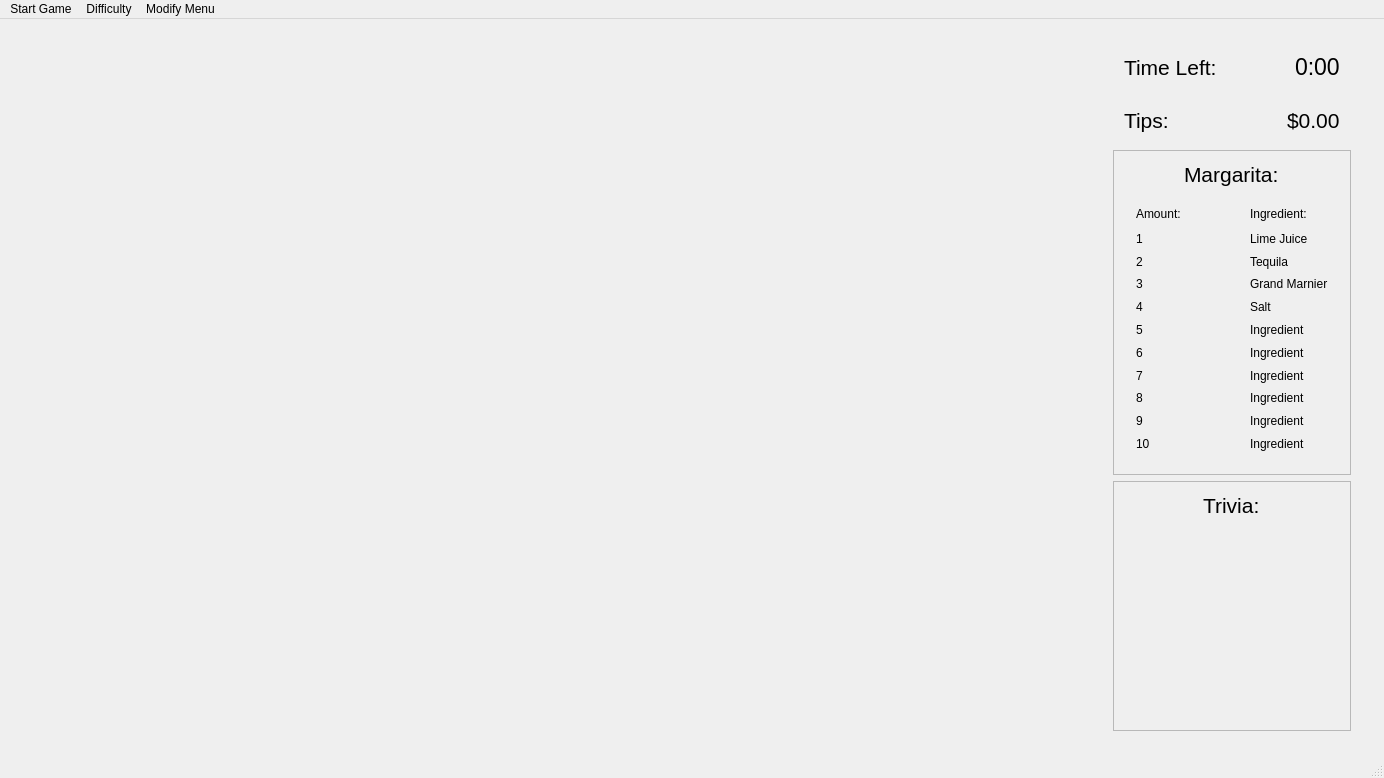
The window that mainwindow.ui (wintersca/bartender) describes before a commit, drawn with Qt 5.
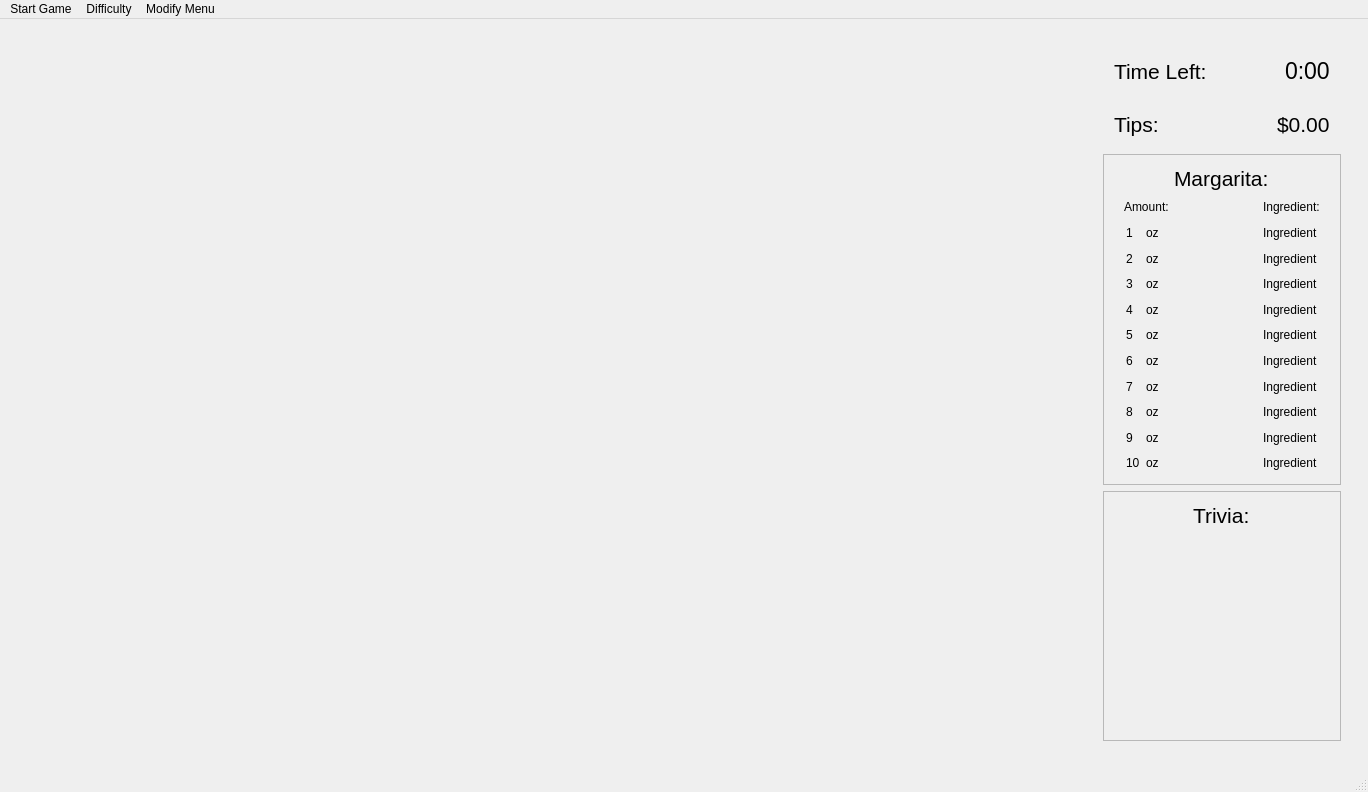
The same window after the commit.

Commit message: The ingredients of a drink are displayed including the amount, units, and name.

Patch:
```diff
--- a/mainwindow.ui
+++ b/mainwindow.ui
@@ -6,8 +6,8 @@
    <rect>
     <x>0</x>
     <y>0</y>
-    <width>1384</width>
-    <height>778</height>
+    <width>1368</width>
+    <height>792</height>
    </rect>
   </property>
   <property name="sizePolicy">
@@ -216,8 +216,89 @@
             </property>
            </widget>
           </item>
+          <item>
+           <widget class="QFrame" name="frame_4">
+            <property name="sizePolicy">
+             <sizepolicy hsizetype="Preferred" vsizetype="Fixed">
+              <horstretch>0</horstretch>
+              <verstretch>0</verstretch>
+             </sizepolicy>
+            </property>
+            <property name="minimumSize">
+             <size>
+              <width>0</width>
+              <height>20</height>
+             </size>
+            </property>
+            <property name="maximumSize">
+             <size>
+              <width>16777215</width>
+              <height>20</height>
+             </size>
+            </property>
+            <property name="frameShape">
+             <enum>QFrame::NoFrame</enum>
+            </property>
+            <property name="frameShadow">
+             <enum>QFrame::Raised</enum>
+            </property>
+            <layout class="QHBoxLayout" name="horizontalLayout_4">
+             <property name="leftMargin">
+              <number>9</number>
+             </property>
+             <property name="topMargin">
+              <number>0</number>
+             </property>
+             <property name="rightMargin">
+              <number>9</number>
+             </property>
+             <property name="bottomMargin">
+              <number>0</number>
+             </property>
+             <item>
+              <widget class="QLabel" name="recipeSections_2">
+               <property name="text">
+                <string>Amount:</string>
+               </property>
+              </widget>
+             </item>
+             <item>
+              <spacer name="horizontalSpacer_3">
+               <property name="orientation">
+                <enum>Qt::Horizontal</enum>
+               </property>
+               <property name="sizeHint" stdset="0">
+                <size>
+                 <width>40</width>
+                 <height>20</height>
+                </size>
+               </property>
+              </spacer>
+             </item>
+             <item>
+              <widget class="QLabel" name="recipeSections">
+               <property name="text">
+                <string>Ingredient:</string>
+               </property>
+              </widget>
+             </item>
+            </layout>
+           </widget>
+          </item>
           <item>
            <widget class="QFrame" name="frame_2">
+            <property name="sizePolicy">
+             <sizepolicy hsizetype="Preferred" vsizetype="Fixed">
+              <horstretch>0</horstretch>
+              <verstretch>0</verstretch>
+             </sizepolicy>
+            </property>
+            <property name="minimumSize">
+             <size>
+              <width>0</width>
+              <height>250</height>
+             </size>
+            </property>
             <property name="frameShape">
              <enum>QFrame::NoFrame</enum>
             </property>
@@ -225,173 +306,235 @@
              <enum>QFrame::Raised</enum>
             </property>
             <layout class="QGridLayout" name="gridLayout_2">
-             <item row="5" column="0">
+             <property name="topMargin">
+              <number>0</number>
+             </property>
+             <property name="bottomMargin">
+              <number>0</number>
+             </property>
+             <item row="1" column="3">
+              <widget class="QLabel" name="ingredientName1">
+               <property name="text">
+                <string>Ingredient</string>
+               </property>
+              </widget>
+             </item>
+             <item row="4" column="3">
+              <widget class="QLabel" name="ingredientName4">
+               <property name="text">
+                <string>Ingredient</string>
+               </property>
+              </widget>
+             </item>
+             <item row="4" column="0">
               <widget class="QLabel" name="ingredientAmount4">
                <property name="text">
                 <string>4</string>
                </property>
               </widget>
              </item>
-             <item row="8" column="0">
-              <widget class="QLabel" name="ingredientAmount7">
+             <item row="6" column="3">
+              <widget class="QLabel" name="ingredientName6">
                <property name="text">
-                <string>7</string>
+                <string>Ingredient</string>
                </property>
               </widget>
              </item>
-             <item row="1" column="1">
-              <spacer name="horizontalSpacer_3">
-               <property name="orientation">
-                <enum>Qt::Horizontal</enum>
-               </property>
-               <property name="sizeHint" stdset="0">
-                <size>
-                 <width>40</width>
-                 <height>20</height>
-                </size>
-               </property>
-              </spacer>
-             </item>
-             <item row="3" column="0">
-              <widget class="QLabel" name="ingredientAmount2">
+             <item row="10" column="0">
+              <widget class="QLabel" name="ingredientAmount10">
                <property name="text">
-                <string>2</string>
+                <string>10</string>
                </property>
               </widget>
              </item>
-             <item row="7" column="0">
+             <item row="6" column="0">
               <widget class="QLabel" name="ingredientAmount6">
                <property name="text">
                 <string>6</string>
                </property>
               </widget>
              </item>
-             <item row="2" column="2">
-              <widget class="QLabel" name="ingredientName1">
+             <item row="10" column="3">
+              <widget class="QLabel" name="ingredientName10">
                <property name="text">
-                <string>Lime Juice</string>
+                <string>Ingredient</string>
                </property>
               </widget>
              </item>
-             <item row="9" column="0">
-              <widget class="QLabel" name="ingredientAmount8">
+             <item row="5" column="0">
+              <widget class="QLabel" name="ingredientAmount5">
                <property name="text">
-                <string>8</string>
+                <string>5</string>
                </property>
               </widget>
              </item>
              <item row="2" column="0">
+              <widget class="QLabel" name="ingredientAmount2">
+               <property name="text">
+                <string>2</string>
+               </property>
+              </widget>
+             </item>
+             <item row="5" column="3">
+              <widget class="QLabel" name="ingredientName5">
+               <property name="text">
+                <string>Ingredient</string>
+               </property>
+              </widget>
+             </item>
+             <item row="1" column="0">
               <widget class="QLabel" name="ingredientAmount1">
                <property name="text">
                 <string>1</string>
                </property>
               </widget>
              </item>
-             <item row="1" column="0">
-              <widget class="QLabel" name="recipeSections_2">
+             <item row="2" column="3">
+              <widget class="QLabel" name="ingredientName2">
                <property name="text">
-                <string>Amount:</string>
+                <string>Ingredient</string>
                </property>
               </widget>
              </item>
-             <item row="1" column="2">
-              <widget class="QLabel" name="recipeSections">
-               <property name="text">
-                <string>Ingredient:</string>
-               </property>
-              </widget>
-             </item>
-             <item row="6" column="0">
-              <widget class="QLabel" name="ingredientAmount5">
-               <property name="text">
-                <string>5</string>
-               </property>
-              </widget>
-             </item>
-             <item row="10" column="0">
+             <item row="9" column="0">
               <widget class="QLabel" name="ingredientAmount9">
                <property name="text">
                 <string>9</string>
                </property>
               </widget>
              </item>
-             <item row="4" column="0">
-              <widget class="QLabel" name="ingredientAmount3">
-               <property name="text">
-                <string>3</string>
-               </property>
-              </widget>
-             </item>
-             <item row="11" column="0">
-              <widget class="QLabel" name="ingredientAmount10">
-               <property name="text">
-                <string>10</string>
-               </property>
-              </widget>
-             </item>
-             <item row="3" column="2">
-              <widget class="QLabel" name="ingredientName2">
-               <property name="text">
-                <string>Tequila</string>
-               </property>
-              </widget>
-             </item>
-             <item row="4" column="2">
-              <widget class="QLabel" name="ingredientName3">
-               <property name="text">
-                <string>Grand Marnier</string>
-               </property>
-              </widget>
-             </item>
-             <item row="5" column="2">
-              <widget class="QLabel" name="ingredientName4">
-               <property name="text">
-                <string>Salt</string>
-               </property>
-              </widget>
-             </item>
-             <item row="6" column="2">
-              <widget class="QLabel" name="ingredientName5">
-               <property name="text">
-                <string>Ingredient</string>
-               </property>
-              </widget>
-             </item>
-             <item row="7" column="2">
-              <widget class="QLabel" name="ingredientName6">
-               <property name="text">
-                <string>Ingredient</string>
-               </property>
-              </widget>
-             </item>
-             <item row="8" column="2">
+             <item row="7" column="3">
               <widget class="QLabel" name="ingredientName7">
                <property name="text">
                 <string>Ingredient</string>
                </property>
               </widget>
              </item>
-             <item row="9" column="2">
-              <widget class="QLabel" name="ingredientName8">
-               <property name="text">
-                <string>Ingredient</string>
-               </property>
-              </widget>
-             </item>
-             <item row="10" column="2">
+             <item row="9" column="3">
               <widget class="QLabel" name="ingredientName9">
                <property name="text">
                 <string>Ingredient</string>
                </property>
               </widget>
              </item>
-             <item row="11" column="2">
-              <widget class="QLabel" name="ingredientName10">
+             <item row="3" column="3">
+              <widget class="QLabel" name="ingredientName3">
                <property name="text">
                 <string>Ingredient</string>
                </property>
               </widget>
              </item>
+             <item row="7" column="0">
+              <widget class="QLabel" name="ingredientAmount7">
+               <property name="text">
+                <string>7</string>
+               </property>
+              </widget>
+             </item>
+             <item row="8" column="0">
+              <widget class="QLabel" name="ingredientAmount8">
+               <property name="text">
+                <string>8</string>
+               </property>
+              </widget>
+             </item>
+             <item row="8" column="3">
+              <widget class="QLabel" name="ingredientName8">
+               <property name="text">
+                <string>Ingredient</string>
+               </property>
+              </widget>
+             </item>
+             <item row="3" column="0">
+              <widget class="QLabel" name="ingredientAmount3">
+               <property name="text">
+                <string>3</string>
+               </property>
+              </widget>
+             </item>
+             <item row="1" column="1">
+              <widget class="QLabel" name="ingredientUnit1">
+               <property name="text">
+                <string>oz</string>
+               </property>
+              </widget>
+             </item>
+             <item row="1" column="2">
+              <spacer name="horizontalSpacer">
+               <property name="orientation">
+                <enum>Qt::Horizontal</enum>
+               </property>
+               <property name="sizeHint" stdset="0">
+                <size>
+                 <width>40</width>
+                 <height>20</height>
+                </size>
+               </property>
+              </spacer>
+             </item>
+             <item row="2" column="1">
+              <widget class="QLabel" name="ingredientUnit2">
+               <property name="text">
+                <string>oz</string>
+               </property>
+              </widget>
+             </item>
+             <item row="3" column="1">
+              <widget class="QLabel" name="ingredientUnit3">
+               <property name="text">
+                <string>oz</string>
+               </property>
+              </widget>
+             </item>
+             <item row="4" column="1">
+              <widget class="QLabel" name="ingredientUnit4">
+               <property name="text">
+                <string>oz</string>
+               </property>
+              </widget>
+             </item>
+             <item row="5" column="1">
+              <widget class="QLabel" name="ingredientUnit5">
+               <property name="text">
+                <string>oz</string>
+               </property>
+              </widget>
+             </item>
+             <item row="6" column="1">
+              <widget class="QLabel" name="ingredientUnit6">
+               <property name="text">
+                <string>oz</string>
+               </property>
+              </widget>
+             </item>
+             <item row="7" column="1">
+              <widget class="QLabel" name="ingredientUnit7">
+               <property name="text">
+                <string>oz</string>
+               </property>
+              </widget>
+             </item>
+             <item row="8" column="1">
+              <widget class="QLabel" name="ingredientUnit8">
+               <property name="text">
+                <string>oz</string>
+               </property>
+              </widget>
+             </item>
+             <item row="9" column="1">
+              <widget class="QLabel" name="ingredientUnit9">
+               <property name="text">
+                <string>oz</string>
+               </property>
+              </widget>
+             </item>
+             <item row="10" column="1">
+              <widget class="QLabel" name="ingredientUnit10">
+               <property name="text">
+                <string>oz</string>
+               </property>
+              </widget>
+             </item>
             </layout>
            </widget>
           </item>
@@ -470,7 +613,7 @@
     <rect>
      <x>0</x>
      <y>0</y>
-     <width>1384</width>
+     <width>1368</width>
      <height>22</height>
     </rect>
    </property>
```
The commit also changes 2 other files.
